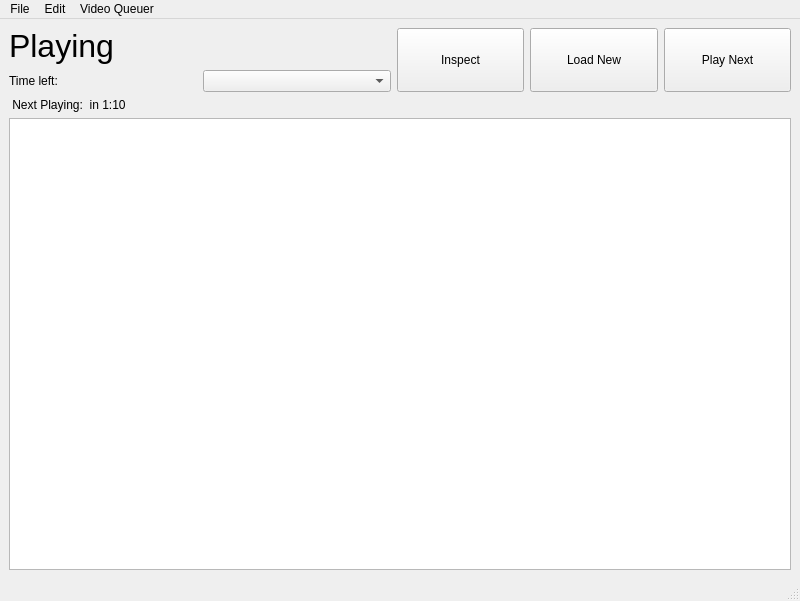
First picture: the form in designer/main_window.ui, repository coderkalyan/vst_project, before the edit.
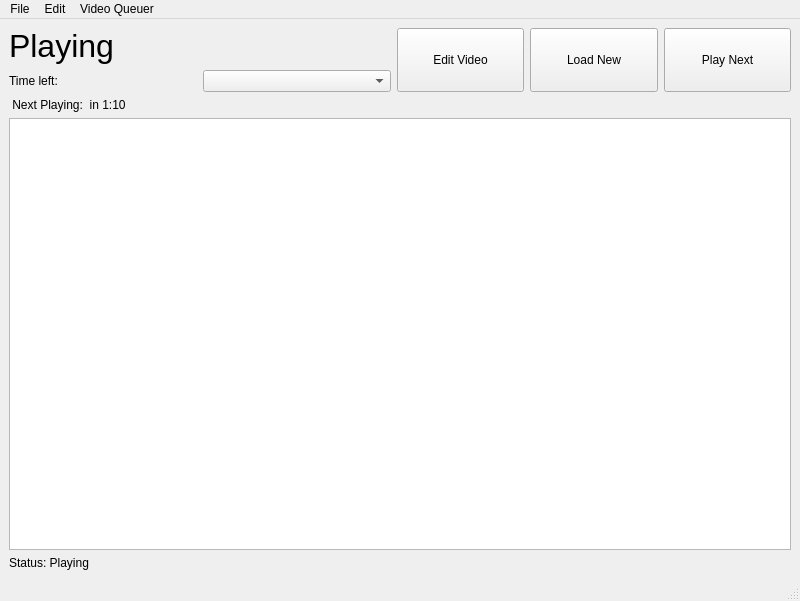
Second picture: the form after the edit. Icons and pictures are not drawn.

Commit message: Implemented play manually(right click on video -> Play Now).

```diff
--- a/designer/main_window.ui
+++ b/designer/main_window.ui
@@ -21,7 +21,7 @@
     <normaloff>:/material-icons/imgs/ic_queue_black_24px.svg</normaloff>:/material-icons/imgs/ic_queue_black_24px.svg</iconset>
   </property>
   <widget class="QWidget" name="centralwidget">
-   <layout class="QVBoxLayout" name="verticalLayout" stretch="0,0,0">
+   <layout class="QVBoxLayout" name="verticalLayout" stretch="0,0,0,0">
     <item>
      <layout class="QHBoxLayout" name="horizontalLayout" stretch="3,1,1,1">
       <item>
@@ -72,7 +72,7 @@
          </size>
         </property>
         <property name="text">
-         <string>Inspect</string>
+         <string>Edit Video</string>
         </property>
         <property name="icon">
          <iconset>
@@ -180,6 +180,13 @@
     <item>
      <widget class="QTableView" name="table_videos"/>
     </item>
+    <item>
+     <widget class="QLabel" name="label_2">
+      <property name="text">
+       <string>Status: Playing</string>
+      </property>
+     </widget>
+    </item>
    </layout>
   </widget>
   <widget class="QStatusBar" name="statusbar"/>
```
Left out of the diff: 8 changed lines with no effect on the pictures. The commit also changes 13 other files.
